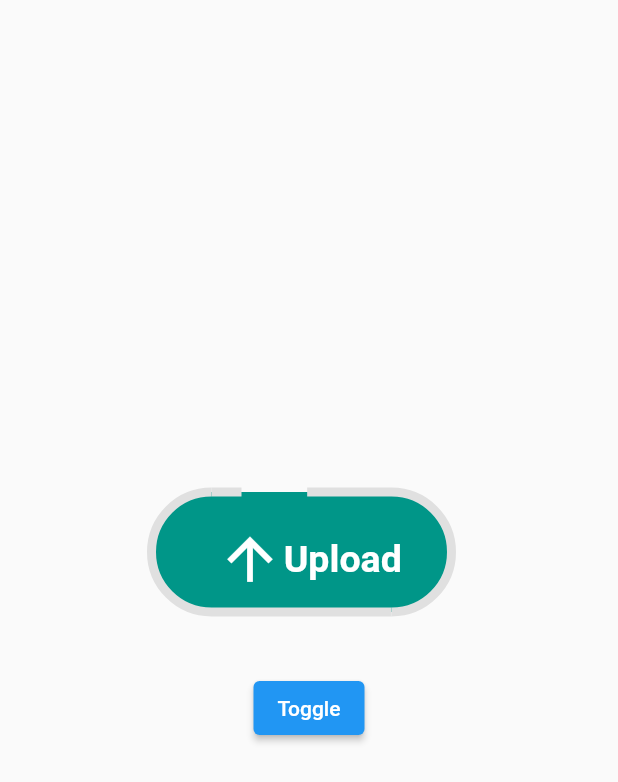
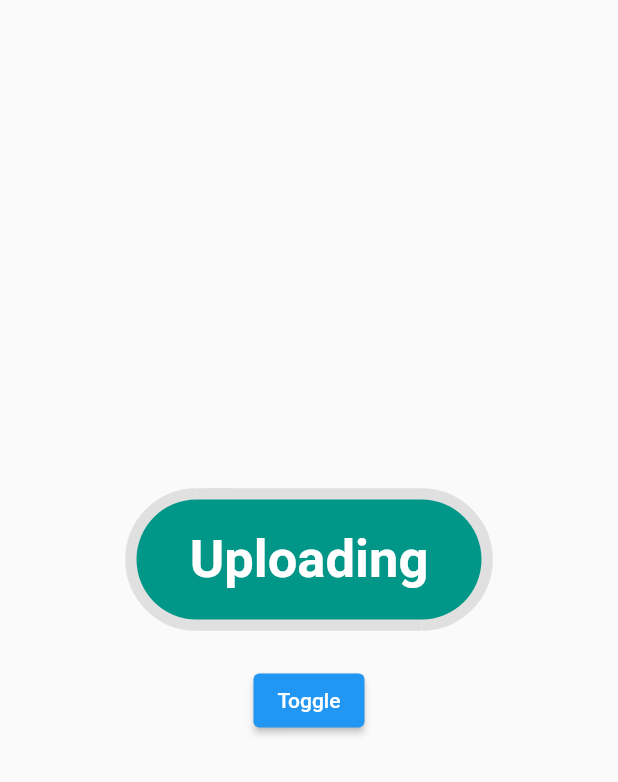
Before and after one commit to lukelyyeung/flutter_ui_challenges, a Flutter app: the AnimatedProgressButtonAnswer widget shown alone on an empty page, opened directly, on a phone screen of 412 x 824 dp. Shown: the top 782 px of the screen. Run offline on Flutter 3.47's test engine with Material 2 defaults, Android fonts, the phone set to English and light mode, and no system bars.

Commit message:
complete progress button

```diff
--- a/lib/answers/animated_progressbutton_answer.dart
+++ b/lib/answers/animated_progressbutton_answer.dart
@@ -1,6 +1,7 @@
 import 'dart:math';
 
 import 'package:flutter/material.dart';
+import 'package:ui_challenge/const/theme.dart';
 
 class AnimatedProgressButtonAnswer extends StatefulWidget {
   const AnimatedProgressButtonAnswer({super.key});
@@ -22,27 +23,92 @@ class _AnimatedProgressButtonAnswerState
   late Animation<double> widthAni;
   late Animation<double> heightAni;
   late Animation<double> strokeWidthAni;
+  late Animation<Offset> uploadSlideAni;
+  late Animation<double> uploadOpacity;
+  late Animation<Offset> loadingSlideAni;
+  late Animation<double> loadingOpacityAni;
+  late Animation<Offset> loadedSlideAni;
+  late Animation<double> loadedOpacityAni;
+
+  Interval checkPointStart = const Interval(0.1, 0.3);
+  Interval checkPointMid = const Interval(0.3, 0.7);
+  Interval checkPointEnd = const Interval(0.7, 0.9);
+
   @override
   void initState() {
     // TODO: implement initState
-    _aniController =
-        AnimationController(vsync: this, duration: const Duration(seconds: 3));
+
+    _aniController = AnimationController(
+        vsync: this, duration: const Duration(milliseconds: 3000));
     frame1Ani = Tween<double>(begin: 0, end: 100).animate(CurvedAnimation(
       parent: _aniController..forward(),
-        curve: const Interval(0.0, 0.20, curve: Curves.ease)));
+      curve: const Interval(0.0, 0.15, curve: Curves.easeInCirc),
+    ));
     frame2Ani = Tween<double>(begin: 0, end: 100).animate(CurvedAnimation(
       parent: _aniController..forward(),
-        curve: const Interval(0.20, 0.50, curve: Curves.ease)));
+      curve: const Interval(0.16, 0.30, curve: Curves.ease),
+    ));
     frame3Ani = Tween<double>(begin: 0, end: 100).animate(CurvedAnimation(
       parent: _aniController..forward(),
-        curve: const Interval(0.50, 0.80, curve: Curves.ease)));
-    widthAni = Tween<double>(begin: 220, end: 250).animate(CurvedAnimation(
+      curve: const Interval(0.31, 0.70, curve: Curves.ease),
+    ));
+    widthAni = Tween<double>(begin: 230, end: 270).animate(CurvedAnimation(
       parent: _aniController..forward(),
-        curve: const Interval(0.75, 1.0, curve: Curves.elasticInOut)));
+      curve: const Interval(0.70, 0.875, curve: Curves.elasticInOut),
+    ));
 
-    strokeWidthAni = Tween<double>(begin: 6, end: 0).animate(CurvedAnimation(
+    strokeWidthAni = Tween<double>(begin: 15, end: 0).animate(CurvedAnimation(
       parent: _aniController..forward(),
-        curve: const Interval(0.65, 0.90, curve: Curves.easeInOut)));
+      curve: const Interval(0.70, 1.0, curve: Curves.easeInOut),
+    ));
+    uploadSlideAni =
+        Tween<Offset>(begin: const Offset(0, 0), end: const Offset(0, -1))
+            .animate(CurvedAnimation(
+      parent: _aniController,
+      curve: const Interval(0.25, 0.35, curve: Curves.easeIn),
+    ));
+    uploadOpacity = Tween<double>(begin: 1.0, end: 0.0).animate(CurvedAnimation(
+      parent: _aniController..forward(),
+      curve: const Interval(0.25, 0.35, curve: Curves.ease),
+    ));
+    loadingSlideAni = TweenSequence<Offset>([
+      TweenSequenceItem(
+          tween:
+              Tween<Offset>(begin: const Offset(0, 1), end: const Offset(0, 0))
+                  .chain(CurveTween(curve: Curves.easeIn)),
+          weight: 30),
+      TweenSequenceItem(
+          tween:
+              Tween<Offset>(begin: const Offset(0, 0), end: const Offset(0, 0)),
+          weight: 60),
+      TweenSequenceItem(
+          tween: Tween<Offset>(
+              begin: const Offset(0, 0), end: const Offset(0, -1)),
+          weight: 10),
+    ]).animate(CurvedAnimation(
+        parent: _aniController..forward(), curve: const Interval(0.30, 0.80)));
+
+    loadingOpacityAni = TweenSequence<double>([
+      TweenSequenceItem(
+          tween: Tween<double>(begin: 0.0, end: 1.0)
+              .chain(CurveTween(curve: Curves.easeIn)),
+          weight: 20),
+      TweenSequenceItem(tween: Tween<double>(begin: 1.0, end: 1.0), weight: 50),
+      TweenSequenceItem(tween: Tween<double>(begin: 1.0, end: 0.0), weight: 30),
+    ]).animate(CurvedAnimation(
+        parent: _aniController..forward(), curve: const Interval(0.35, 0.85)));
+
+    loadedSlideAni =
+        Tween<Offset>(begin: const Offset(0, 1), end: const Offset(0, 0))
+            .animate(CurvedAnimation(
+                parent: _aniController..forward(),
+                curve: const Interval(0.75, 0.9, curve: Curves.easeIn)));
+
+    loadedOpacityAni = Tween<double>(begin: 0.0, end: 1.0)
+        .chain(CurveTween(curve: Curves.easeIn))
+        .animate(CurvedAnimation(
+            parent: _aniController..forward(),
+            curve: const Interval(0.80, 0.90, curve: Curves.easeIn)));
 
     super.initState();
   }
@@ -52,6 +118,8 @@ class _AnimatedProgressButtonAnswerState
     _aniController.dispose();
     super.dispose();
   }
+
+  bool isToogle = false;
 
   @override
   Widget build(BuildContext context) {
@@ -64,15 +132,12 @@ class _AnimatedProgressButtonAnswerState
       child: Column(
         mainAxisAlignment: MainAxisAlignment.center,
         children: <Widget>[
-          Stack(
-            alignment: Alignment.center,
-            children: [
           AnimatedBuilder(
-                animation: frame1Ani,
+            animation: _aniController,
             builder: (context, child) {
               return SizedBox(
-                    height: 100 - 10,
-                    width: widthAni.value - 10,
+                height: 80,
+                width: widthAni.value,
                 child: CustomPaint(
                   painter: ProgressPainter(
                     frame1Progress: frame1Ani.value,
@@ -80,40 +145,91 @@ class _AnimatedProgressButtonAnswerState
                     frame3Progress: frame3Ani.value,
                     strokeWidth: strokeWidthAni.value,
                   ),
-                      child: Row(
-                        mainAxisAlignment: MainAxisAlignment.center,
-                        children: const [
+                  child: Stack(
+                    alignment: Alignment.center,
+                    children: [
+                      WordTransition(
+                        opacityAni: uploadOpacity,
+                        slidingAni: uploadSlideAni,
+                        widgetList: const <Widget>[
                           Icon(
                             Icons.arrow_upward,
-                            size: 45,
+                            size: 55,
                             color: Colors.white,
                           ),
                           Text(
                             'Upload',
-                            style: TextStyle(
-                                fontSize: 25,
-                                color: Colors.white,
-                                fontWeight: FontWeight.bold),
+                            style: StyleClass.tileButtonTStyle,
                           ),
+                        ],
+                      ),
+                      WordTransition(
+                        opacityAni: loadingOpacityAni,
+                        slidingAni: loadingSlideAni,
+                        widgetList: const <Widget>[
+                          Text(
+                            'Uploading',
+                            style: StyleClass.tileButtonTStyle,
+                          ),
+                        ],
+                      ),
+                      WordTransition(
+                          opacityAni: loadedOpacityAni,
+                          slidingAni: loadedSlideAni,
+                          widgetList: const <Widget>[
+                            Text(
+                              'Uploaded',
+                              style: StyleClass.tileButtonTStyle,
+                            )
+                          ])
                     ],
                   ),
                 ),
               );
             },
           ),
-            ],
-          ),
           const SizedBox(height: 30),
           ElevatedButton(
               onPressed: () {
                 if (_aniController.isCompleted) {
                   _aniController.reverse();
+                  isToogle = true;
                   return;
                 }
                 _aniController.forward();
+                isToogle = false;
               },
               child: const Text('Toggle'))
         ],
+      ),
+    );
+  }
+}
+
+class WordTransition extends StatelessWidget {
+  const WordTransition(
+      {Key? key,
+      required this.opacityAni,
+      required this.slidingAni,
+      required this.widgetList})
+      : super(key: key);
+
+  final Animation<double> opacityAni;
+  final Animation<Offset> slidingAni;
+  final List<Widget> widgetList;
+
+  @override
+  Widget build(BuildContext context) {
+    return FadeTransition(
+      opacity: opacityAni,
+      child: SlideTransition(
+        textDirection: TextDirection.rtl,
+        position: slidingAni,
+        child: Row(
+          crossAxisAlignment: CrossAxisAlignment.center,
+          mainAxisAlignment: MainAxisAlignment.center,
+          children: widgetList,
+        ),
       ),
     );
   }
@@ -133,8 +249,8 @@ class ProgressPainter extends CustomPainter {
   });
   @override
   void paint(Canvas canvas, Size size) {
-    double height = size.height - 10;
-    double width = size.width - 10;
+    double height = size.height;
+    double width = size.width;
     double radius = height / 2;
     Offset startPoint = Offset(radius + (width * 0.1), 0);
 
@@ -176,13 +292,12 @@ class ProgressPainter extends CustomPainter {
           .extractPath(0, pathList[i].length * (progressList[i] / 100));
     }
 
-    canvas.drawPath(buttonPath, buttonPaint);
-
     for (var i = 0; i < drawPathList.length; i++) {
       if (progressList[i] >= 1) {
         canvas.drawPath(drawPathList[i], borderPaint);
       }
     }
+    canvas.drawPath(buttonPath, buttonPaint);
   }
 
   @override
--- a/lib/const/theme.dart
+++ b/lib/const/theme.dart
@@ -1,6 +1,7 @@
 import 'package:flutter/material.dart';
 
 class StyleClass {
-  static const TextStyle tileButtonTStyle = TextStyle();
+  static const TextStyle tileButtonTStyle =
+      TextStyle(fontSize: 35, color: Colors.white, fontWeight: FontWeight.bold);
   static const TextStyle tileLeadingTStyle = TextStyle();
 }
```
Lines whose indentation alone changed are shown as unchanged.
